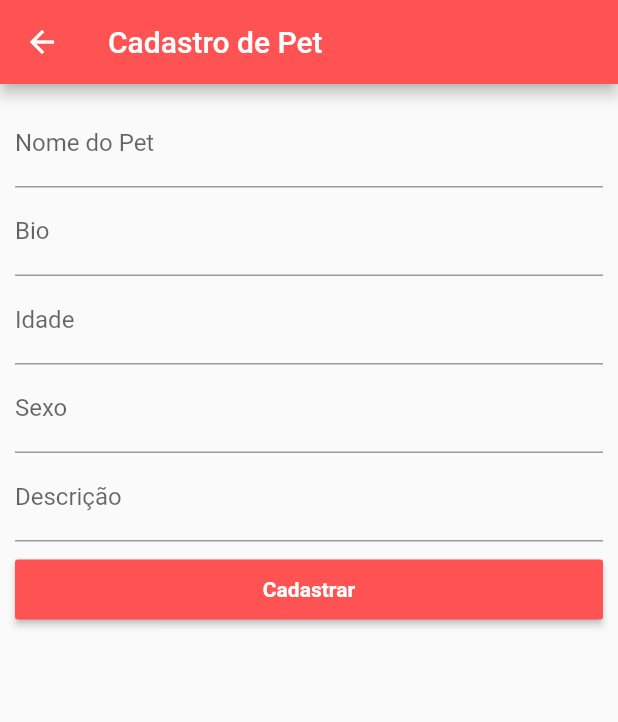
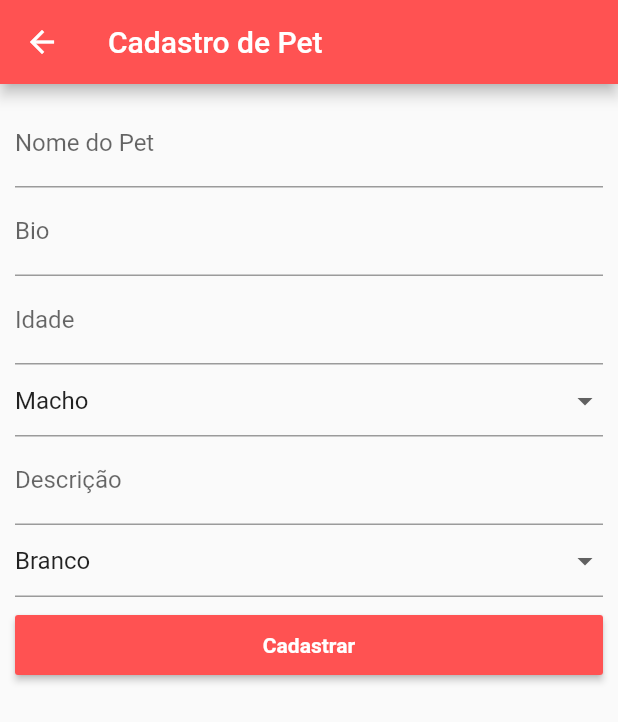
Before and after one commit to lucasmcar/pet-life-flutter, a Flutter app: the FormPetScreen screen opened directly, on a phone screen of 412 x 824 dp. Shown: the top 722 px of the screen. Run offline on Flutter 3.47's test engine with Material 2 defaults, Android fonts, the phone set to English and light mode, and no system bars.

Commit message:
Ajuste na teka de acadastro, trocando TextInput por Dropdown

```diff
--- a/lib/main.dart
+++ b/lib/main.dart
@@ -12,9 +12,6 @@ class Main extends StatelessWidget {
     return const MaterialApp(
         title: "Pet Life",
         home: HomeScreen(),
-        theme: ThemeData(
-          primaryColor: Colors.redAccent,
-        ),
         debugShowCheckedModeBanner: false);
   }
 }
--- a/lib/screens/form_pet_screen.dart
+++ b/lib/screens/form_pet_screen.dart
@@ -10,6 +10,8 @@ class FormPetScreen extends StatefulWidget {
 }
 
 class _FormPetScreenState extends State<FormPetScreen> {
+  String corPet = 'Branco';
+  String sexoPet = 'Macho';
   @override
   Widget build(BuildContext context) {
     return Scaffold(
@@ -36,13 +38,35 @@ class _FormPetScreenState extends State<FormPetScreen> {
                   keyboardType: TextInputType.number,
                   decoration: const InputDecoration(labelText: "Idade"),
                 ),
-                TextFormField(
-                  keyboardType: TextInputType.text,
-                  decoration: const InputDecoration(labelText: "Sexo"),
+                DropdownButtonFormField(
+                  value: sexoPet,
+                  onChanged: (String? sexoSelecionado) {
+                    setState(() {
+                      corPet = sexoSelecionado!;
+                    });
+                  },
+                  items: <String>['Macho', 'Femea']
+                      .map<DropdownMenuItem<String>>((String value) {
+                    return DropdownMenuItem<String>(
+                        value: value, child: Text(value));
+                  }).toList(),
                 ),
                 TextFormField(
                   keyboardType: TextInputType.text,
                   decoration: const InputDecoration(labelText: "Descrição"),
+                ),
+                DropdownButtonFormField(
+                  value: corPet,
+                  onChanged: (String? corSelecionada) {
+                    setState(() {
+                      corPet = corSelecionada!;
+                    });
+                  },
+                  items: <String>['Branco', 'Preto', 'Marron', 'Amarelo']
+                      .map<DropdownMenuItem<String>>((String value) {
+                    return DropdownMenuItem<String>(
+                        value: value, child: Text(value));
+                  }).toList(),
                 ),
                 Padding(
                   padding: const EdgeInsets.only(top: 12, bottom: 10),
```
Also changed, not shown: lib/screens/home_screen.dart (+7 -1 lines), assets/images/imagem-app.jpg.
